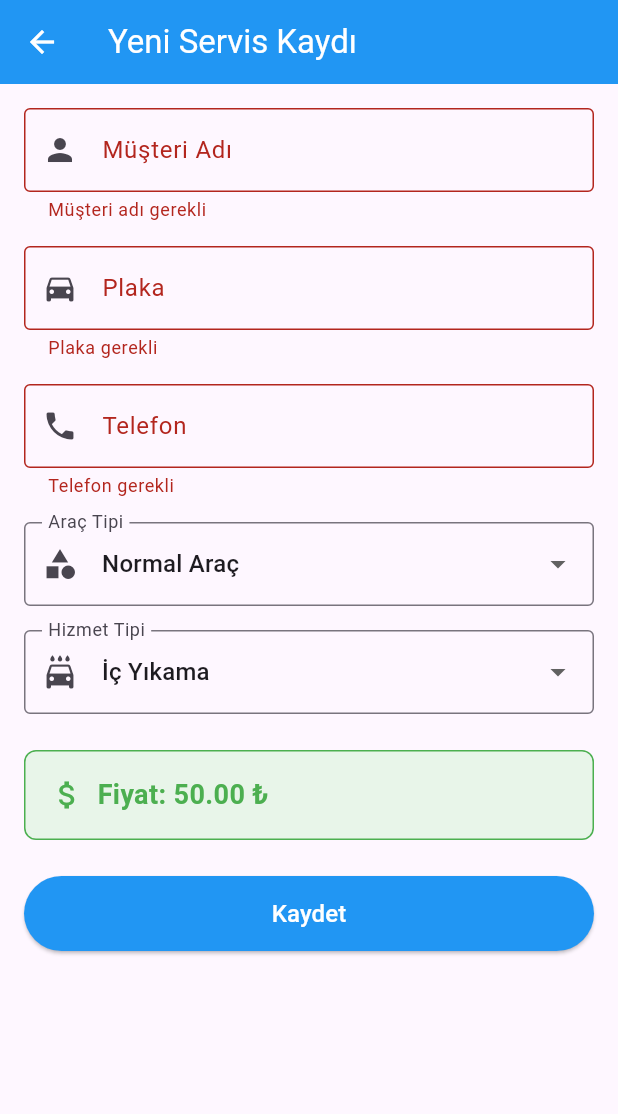
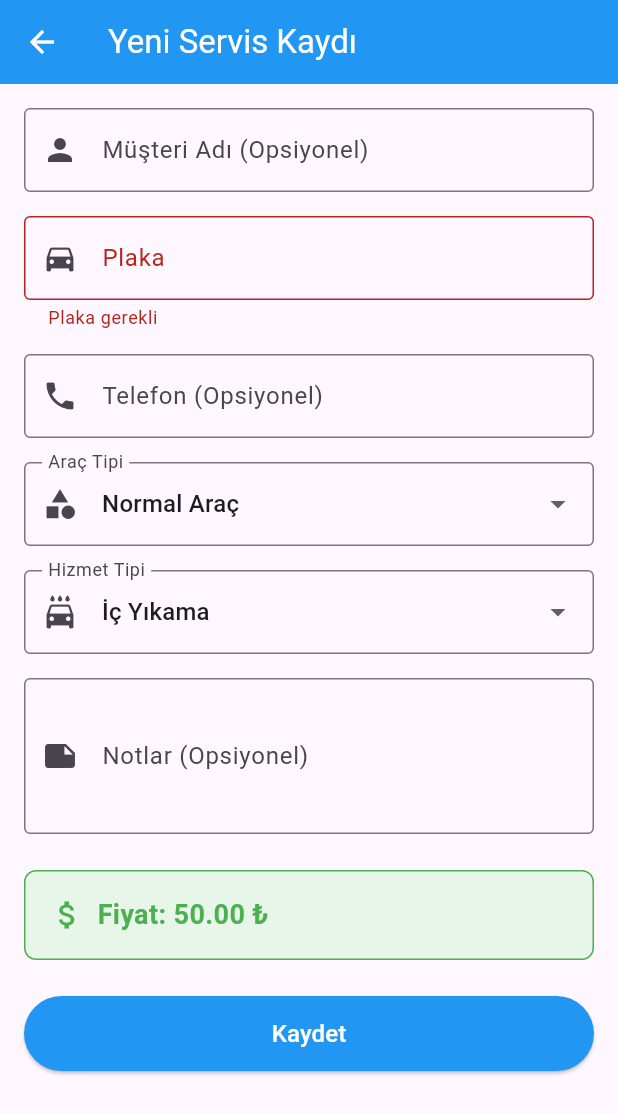
Before and after one commit to alperenefe/otoyikama-app, a Flutter app: the AddCustomerPage screen opened directly, after a tap on "Kaydet", on a phone screen of 412 x 824 dp. Shown: the top 1114 px of the screen. Run offline on Flutter 3.47's test engine with Material 3 defaults, Android fonts, the phone set to English and light mode, and no system bars; our stand-ins replace sqflite; accounts and stored records are empty.

Commit message:
feat: Add notes field to customer records
- Add notes field to Customer model
- Update database schema to version 7 with notes column
- Add notes field to AddCustomerPage and EditCustomerPage
- Display notes in home page and search page listings
- Include notes in search functionality
- Make name and phone fields optional
- Remove 'Sadece Dış Yıkama' service option
- Add database migration for existing records

```diff
--- a/lib/models/customer.dart
+++ b/lib/models/customer.dart
@@ -7,6 +7,7 @@ class Customer {
   final String vehicleType;
   final double price;
   final DateTime timestamp;
+  final String notes;
 
   Customer({
     this.id,
@@ -17,6 +18,7 @@ class Customer {
     required this.vehicleType,
     required this.price,
     required this.timestamp,
+    this.notes = '',
   });
 
   String get formattedPlate {
@@ -71,6 +73,7 @@ class Customer {
       'vehicleType': vehicleType,
       'price': price,
       'timestamp': timestamp.toIso8601String(),
+      'notes': notes,
     };
   }
 
@@ -84,6 +87,7 @@ class Customer {
       vehicleType: map['vehicleType'] as String? ?? 'Normal',
       price: (map['price'] as num?)?.toDouble() ?? 0.0,
       timestamp: DateTime.parse(map['timestamp'] as String),
+      notes: map['notes'] as String? ?? '',
     );
   }
 
@@ -96,6 +100,7 @@ class Customer {
     String? vehicleType,
     double? price,
     DateTime? timestamp,
+    String? notes,
   }) {
     return Customer(
       id: id ?? this.id,
@@ -106,6 +111,7 @@ class Customer {
       vehicleType: vehicleType ?? this.vehicleType,
       price: price ?? this.price,
       timestamp: timestamp ?? this.timestamp,
+      notes: notes ?? this.notes,
     );
   }
 }
--- a/lib/pages/add_customer_page.dart
+++ b/lib/pages/add_customer_page.dart
@@ -16,6 +16,7 @@ class _AddCustomerPageState extends State<AddCustomerPage> {
   final TextEditingController _nameController = TextEditingController();
   final TextEditingController _plateController = TextEditingController();
   final TextEditingController _phoneController = TextEditingController();
+  final TextEditingController _notesController = TextEditingController();
 
   String _selectedServiceType = 'İç Yıkama';
   String _selectedVehicleType = 'Normal';
@@ -78,6 +79,7 @@ class _AddCustomerPageState extends State<AddCustomerPage> {
         vehicleType: _selectedVehicleType,
         price: _calculatedPrice,
         timestamp: DateTime.now(),
+        notes: _notesController.text.trim(),
       );
 
       await DatabaseService.insertCustomer(customer);
@@ -129,16 +131,11 @@ class _AddCustomerPageState extends State<AddCustomerPage> {
             TextFormField(
               controller: _nameController,
               decoration: const InputDecoration(
-                labelText: 'Müşteri Adı',
+                labelText: 'Müşteri Adı (Opsiyonel)',
                 border: OutlineInputBorder(),
                 prefixIcon: Icon(Icons.person),
+                hintText: 'Müşteri adı giriniz',
               ),
-              validator: (value) {
-                if (value == null || value.trim().isEmpty) {
-                  return 'Müşteri adı gerekli';
-                }
-                return null;
-              },
             ),
             const SizedBox(height: 16),
             TextFormField(
@@ -174,18 +171,12 @@ class _AddCustomerPageState extends State<AddCustomerPage> {
             TextFormField(
               controller: _phoneController,
               decoration: const InputDecoration(
-                labelText: 'Telefon',
+                labelText: 'Telefon (Opsiyonel)',
                 border: OutlineInputBorder(),
                 prefixIcon: Icon(Icons.phone),
                 hintText: '0555 123 45 67',
               ),
               keyboardType: TextInputType.phone,
-              validator: (value) {
-                if (value == null || value.trim().isEmpty) {
-                  return 'Telefon gerekli';
-                }
-                return null;
-              },
             ),
             const SizedBox(height: 16),
             DropdownButtonFormField<String>(
@@ -228,6 +219,18 @@ class _AddCustomerPageState extends State<AddCustomerPage> {
                 });
                 _calculatePrice();
               },
+            ),
+            const SizedBox(height: 16),
+            TextFormField(
+              controller: _notesController,
+              decoration: const InputDecoration(
+                labelText: 'Notlar (Opsiyonel)',
+                border: OutlineInputBorder(),
+                prefixIcon: Icon(Icons.note),
+                hintText: 'Ek notlarınızı yazabilirsiniz',
+              ),
+              maxLines: 3,
+              textInputAction: TextInputAction.done,
             ),
             const SizedBox(height: 24),
             Container(
@@ -281,6 +284,7 @@ class _AddCustomerPageState extends State<AddCustomerPage> {
     _nameController.dispose();
     _plateController.dispose();
     _phoneController.dispose();
+    _notesController.dispose();
     super.dispose();
   }
 }
--- a/lib/pages/edit_customer_page.dart
+++ b/lib/pages/edit_customer_page.dart
@@ -18,6 +18,7 @@ class _EditCustomerPageState extends State<EditCustomerPage> {
   final _nameController = TextEditingController();
   final _plateController = TextEditingController();
   final _phoneController = TextEditingController();
+  final _notesController = TextEditingController();
 
   String _selectedVehicleType = '';
   String _selectedServiceType = '';
@@ -33,6 +34,7 @@ class _EditCustomerPageState extends State<EditCustomerPage> {
     _nameController.text = widget.customer.name;
     _plateController.text = widget.customer.plate;
     _phoneController.text = widget.customer.phone;
+    _notesController.text = widget.customer.notes;
     // Araç tipini güvenli şekilde ayarla
     if (_vehicleTypes.contains(widget.customer.vehicleType)) {
       _selectedVehicleType = widget.customer.vehicleType;
@@ -59,6 +61,7 @@ class _EditCustomerPageState extends State<EditCustomerPage> {
     _nameController.dispose();
     _plateController.dispose();
     _phoneController.dispose();
+    _notesController.dispose();
     super.dispose();
   }
 
@@ -110,6 +113,7 @@ class _EditCustomerPageState extends State<EditCustomerPage> {
         vehicleType: _selectedVehicleType,
         price: _price ?? 0.0,
         timestamp: widget.customer.timestamp,
+        notes: _notesController.text.trim(),
       );
 
       await DatabaseService.updateCustomer(updatedCustomer);
@@ -146,16 +150,11 @@ class _EditCustomerPageState extends State<EditCustomerPage> {
                     TextFormField(
                       controller: _nameController,
                       decoration: const InputDecoration(
-                        labelText: 'Müşteri Adı *',
+                        labelText: 'Müşteri Adı (Opsiyonel)',
                         border: OutlineInputBorder(),
                         prefixIcon: Icon(Icons.person),
+                        hintText: 'Müşteri adı giriniz',
                       ),
-                      validator: (value) {
-                        if (value == null || value.trim().isEmpty) {
-                          return 'Müşteri adı gereklidir';
-                        }
-                        return null;
-                      },
                       textInputAction: TextInputAction.next,
                     ),
 
@@ -184,17 +183,12 @@ class _EditCustomerPageState extends State<EditCustomerPage> {
                     TextFormField(
                       controller: _phoneController,
                       decoration: const InputDecoration(
-                        labelText: 'Telefon *',
+                        labelText: 'Telefon (Opsiyonel)',
                         border: OutlineInputBorder(),
                         prefixIcon: Icon(Icons.phone),
+                        hintText: '0555 123 45 67',
                       ),
                       keyboardType: TextInputType.phone,
-                      validator: (value) {
-                        if (value == null || value.trim().isEmpty) {
-                          return 'Telefon gereklidir';
-                        }
-                        return null;
-                      },
                       textInputAction: TextInputAction.next,
                     ),
 
@@ -287,6 +281,21 @@ class _EditCustomerPageState extends State<EditCustomerPage> {
                       },
                     ),
 
+                    const SizedBox(height: 16),
+
+                    // Notlar
+                    TextFormField(
+                      controller: _notesController,
+                      decoration: const InputDecoration(
+                        labelText: 'Notlar (Opsiyonel)',
+                        border: OutlineInputBorder(),
+                        prefixIcon: Icon(Icons.note),
+                        hintText: 'Ek notlarınızı yazabilirsiniz',
+                      ),
+                      maxLines: 3,
+                      textInputAction: TextInputAction.done,
+                    ),
+
                     const SizedBox(height: 32),
 
                     // Güncelle butonu
```
Also changed, not shown: lib/pages/home_tabs_page.dart (+23 -0 lines), lib/pages/search_page.dart (+35 -3 lines), lib/services/database_service.dart (+18 -2 lines).
